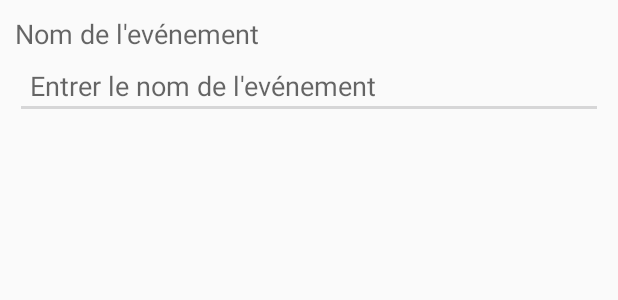
After one commit to acanoenfr/touch-alert, an Android app: the layout input_dialog.xml on its own in the app's theme, with its tools: preview values and no code run, on a phone screen of 412 x 824 dp. The commit adds this screen. Shown: the top 300 px of the screen. Run offline under Robolectric (Android 15) with nearby library versions, the phone set to English and light mode, and no system bars.

Commit message:
alert dialogue

```diff
--- a/app/src/main/res/layout/fragment_alert.xml
+++ b/app/src/main/res/layout/fragment_alert.xml
@@ -69,5 +69,9 @@
         android:layout_marginBottom="50dp"
         android:background="@drawable/ic_more_horiz_black_24dp"
         />
+    <EditText
+        android:layout_width="wrap_content"
+        android:layout_height="wrap_content"
+        />
 
 </RelativeLayout>
--- /dev/null
+++ b/app/src/main/res/layout/input_dialog.xml
@@ -0,0 +1,23 @@
+<?xml version="1.0" encoding="utf-8"?>
+<LinearLayout xmlns:android="http://schemas.android.com/apk/res/android"
+    android:layout_width="match_parent"
+    android:layout_height="match_parent"
+    android:orientation="vertical"
+    android:padding="10dp">
+
+
+    <TextView
+        android:layout_width="wrap_content"
+        android:layout_height="wrap_content"
+        android:textAppearance="?android:attr/textAppearanceMedium"
+        android:text="Nom de l'evénement"
+        android:id="@+id/textView" />
+
+    <EditText
+        android:id="@+id/edittext"
+        android:layout_width="fill_parent"
+        android:layout_height="wrap_content"
+        android:hint="Entrer le nom de l'evénement"
+        android:padding="10dp" />
+
+</LinearLayout>
```
Also changed, not shown: app/src/main/java/fr/acanoen/touchalert/AlertFragment.java (+59 -1 lines).
